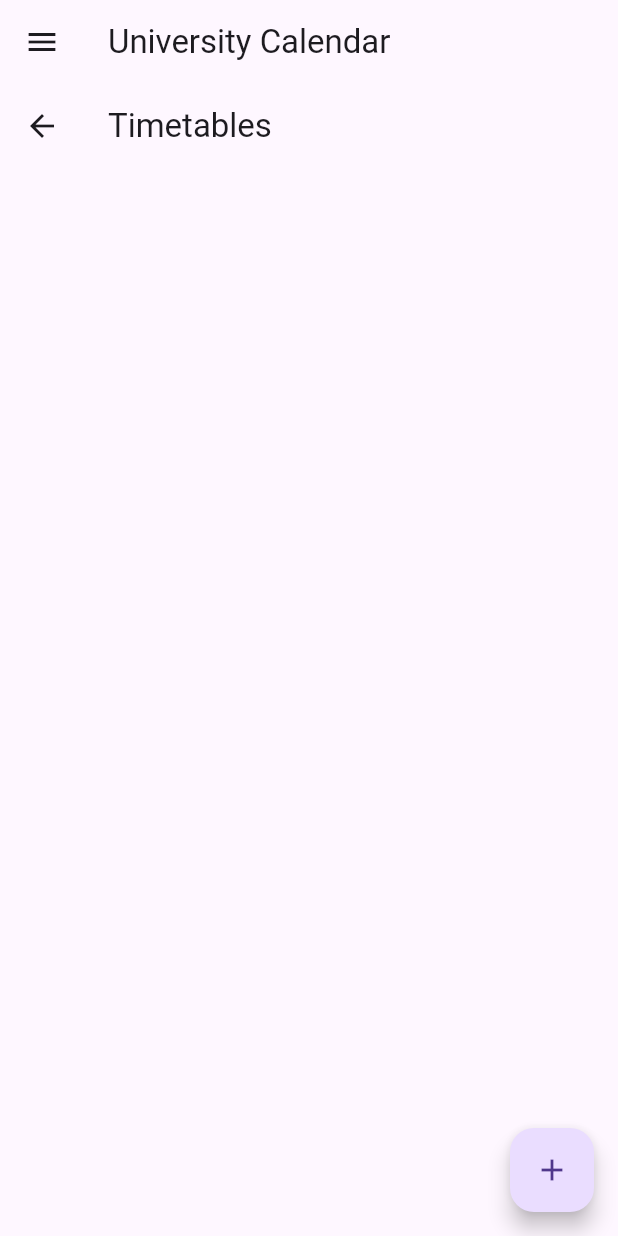
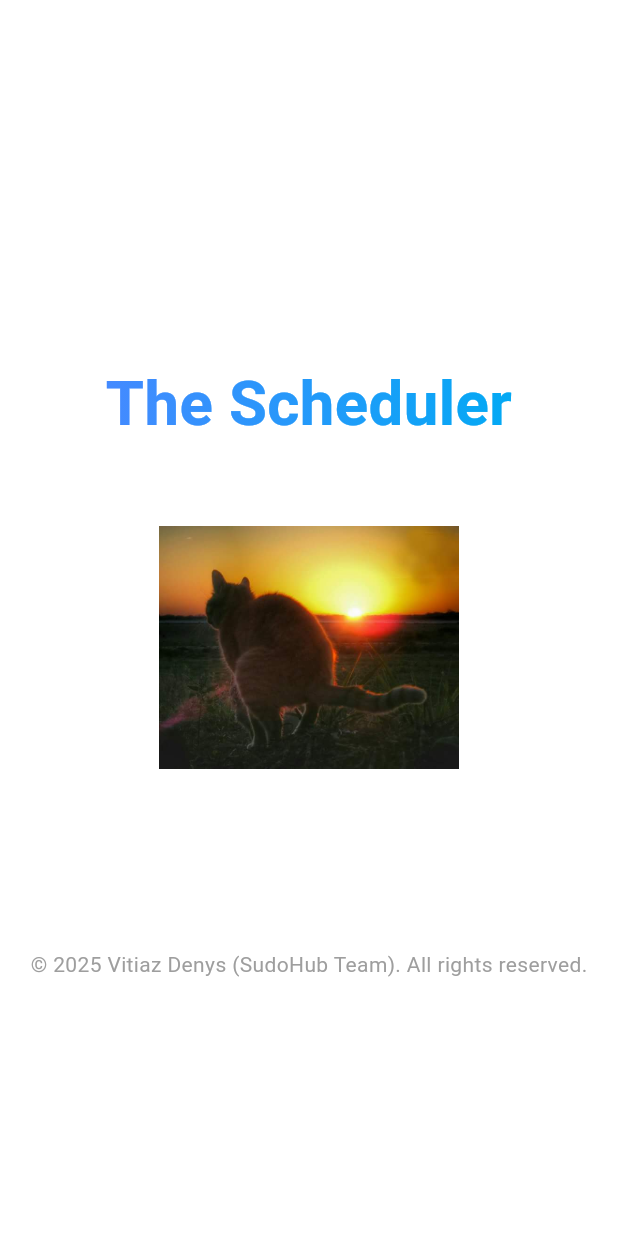
Before and after one commit to arduinka55055/flutter_pattern, a Flutter app: the first screen one second after launch, on a phone screen of 412 x 824 dp. Run offline on Flutter 3.47's test engine with Material 3 defaults, Android fonts, the phone set to English and light mode, and no system bars; our stand-ins replace flutter_native_timezone, get_it, hive, hive_flutter; missing offline and left inert: file_saver, ical; accounts and stored records are empty; statements that could not run were skipped.

Commit message:
added splash screen

```diff
--- /dev/null
+++ b/lib/Common/SplashScreen.dart
@@ -0,0 +1,107 @@
+import 'package:flutter/material.dart';
+import 'dart:async';
+
+import 'package:flutter_application_1/router.dart';
+
+class SplashScreen extends StatefulWidget {
+  const SplashScreen({super.key});
+
+  @override
+  State<SplashScreen> createState() => _SplashScreenState();
+}
+
+class _SplashScreenState extends State<SplashScreen> {
+  @override
+  void initState() {
+    super.initState();
+    Timer(
+      const Duration(seconds: 3),
+      () => Navigator.pushReplacementNamed(context, AppRouter.calendarList),
+    );
+  }
+
+  @override
+  Widget build(BuildContext context) {
+    final screenSize = MediaQuery.of(context).size;
+
+    return Scaffold(
+      body: Container(
+        color: Colors.white,
+        width: double.infinity,
+        height: double.infinity,
+        child: SafeArea(
+          child: Column(
+            mainAxisAlignment: MainAxisAlignment.spaceBetween,
+            children: [
+              // Empty expanded space at top
+              const Expanded(flex: 1, child: SizedBox.shrink()),
+
+              // Main Content
+              Expanded(
+                flex: 3,
+                child: Center(
+                  child: Column(
+                    mainAxisSize: MainAxisSize.min,
+                    children: [
+                      // Title
+                      LayoutBuilder(
+                        builder: (context, constraints) {
+                          return ShaderMask(
+                            shaderCallback: (bounds) => const LinearGradient(
+                              colors: [Colors.blueAccent, Colors.lightBlue],
+                              begin: Alignment.centerLeft,
+                              end: Alignment.centerRight,
+                            ).createShader(bounds),
+                            child: Text(
+                              'The Scheduler',
+                              style: TextStyle(
+                                fontSize: screenSize.shortestSide * 0.1,
+                                fontWeight: FontWeight.bold,
+                                color: Colors.white,
+                              ),
+                              textAlign: TextAlign.center,
+                            ),
+                          );
+                        },
+                      ),
+                      SizedBox(height: screenSize.height * 0.04),
+                      // Image
+                      ConstrainedBox(
+                        constraints: const BoxConstraints(
+                          maxWidth: 300,
+                          maxHeight: 200,
+                        ),
+                        child: AspectRatio(
+                          aspectRatio: 1,
+                          child: Image.asset(
+                            'images/cat.jpg',
+                            fit: BoxFit.contain,
+                          ),
+                        ),
+                      ),
+                    ],
+                  ),
+                ),
+              ),
+
+              // Footer
+              Padding(
+                padding: EdgeInsets.all(screenSize.height * 0.02),
+                child: const Text(
+                  '© 2025 Vitiaz Denys (SudoHub Team). All rights reserved.',
+                  style: TextStyle(
+                    color: Colors.grey,
+                    fontSize: 14,
+                  ),
+                ),
+              ),
+
+              // Empty expanded space at the bottom
+              const Expanded(flex: 1, child: SizedBox.shrink()),
+            ],
+          ),
+        ),
+      ),
+    );
+  }
+}
--- a/lib/main.dart
+++ b/lib/main.dart
@@ -91,7 +91,7 @@ class MyApp extends StatelessWidget {
           primarySwatch: Colors.blue,
           visualDensity: VisualDensity.adaptivePlatformDensity,
         ),
-        initialRoute: AppRouter.timetableList,
+        initialRoute: AppRouter.home,
         onGenerateRoute: AppRouter.onGenerateRoute,
         debugShowCheckedModeBanner: false,
       ),
--- a/lib/router.dart
+++ b/lib/router.dart
@@ -1,5 +1,6 @@
 // lib/core/router/app_router.dart
 import 'package:flutter/material.dart';
+import 'package:flutter_application_1/Common/SplashScreen.dart';
 import 'package:flutter_application_1/features/calendar/listView.dart';
 import 'package:flutter_application_1/features/export/view.dart';
 import 'package:flutter_application_1/features/timetable/createView.dart';
@@ -26,7 +27,7 @@ class AppRouter {
   static Route<dynamic> onGenerateRoute(RouteSettings settings) {
     switch (settings.name) {
       case home:
-        return MaterialPageRoute(builder: (_) => const MainWrapper());
+        return MaterialPageRoute(builder: (_) => const SplashScreen());
       case timetableList:
         return MaterialPageRoute(
             builder: (_) => const MainWrapper(child: TimetableListScreen()));
```
